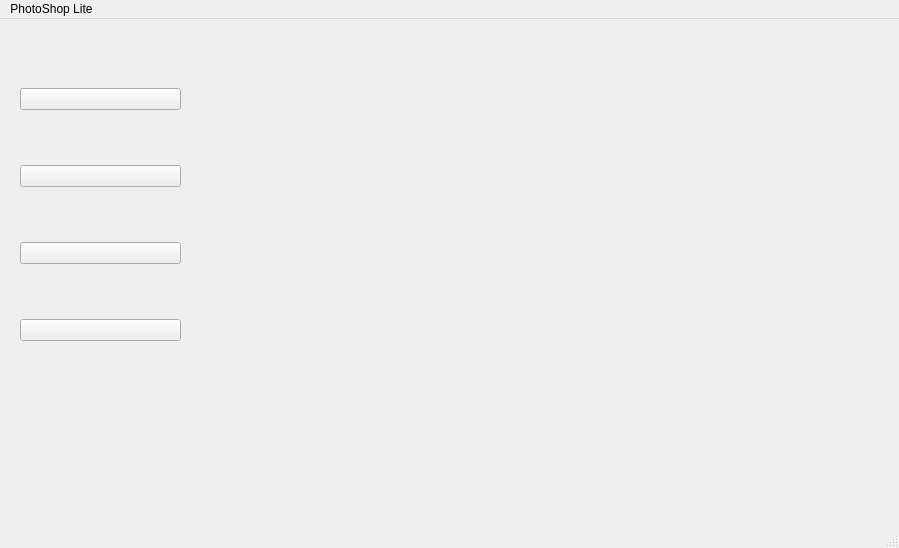
Saturday-365/PhotoShop-Lite, file mainwindow.ui: the form before one commit.
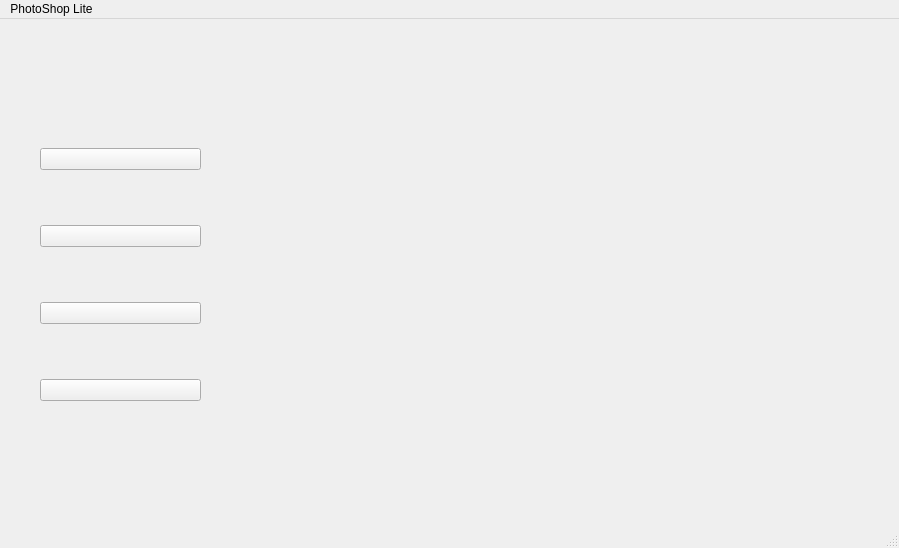
The form after the commit.

Diff of the .ui file:
```diff
--- a/mainwindow.ui
+++ b/mainwindow.ui
@@ -17,8 +17,8 @@
    <widget class="QWidget" name="">
     <property name="geometry">
      <rect>
-      <x>20</x>
-      <y>20</y>
+      <x>40</x>
+      <y>80</y>
       <width>161</width>
       <height>351</height>
      </rect>
```
